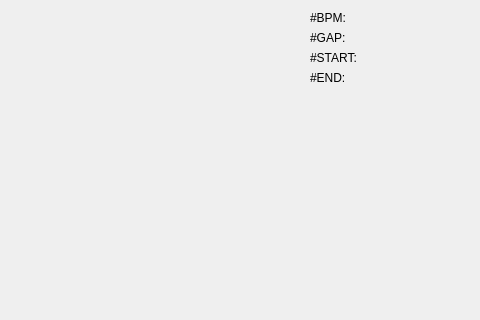
Before: the Qt Designer form src/usdb_syncer/gui/forms/PreviewDialog.ui in bohning/usdb_syncer, drawn with Qt 5; both pictures show x 720 to 1200 and y 0 to 320 of the 1200 by 600 pixel window.
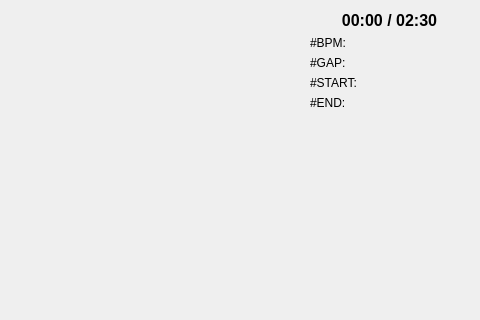
After: the same form once the commit is applied. Icons and pictures are not drawn.

Commit message: Add current time label

Patch:
```diff
--- a/src/usdb_syncer/gui/forms/PreviewDialog.ui
+++ b/src/usdb_syncer/gui/forms/PreviewDialog.ui
@@ -154,6 +154,22 @@
    </item>
    <item>
     <layout class="QVBoxLayout" name="layout_extra">
+     <item>
+      <widget class="QLabel" name="label_time">
+       <property name="font">
+        <font>
+         <pointsize>12</pointsize>
+         <bold>true</bold>
+        </font>
+       </property>
+       <property name="text">
+        <string>00:00 / 02:30</string>
+       </property>
+       <property name="alignment">
+        <set>Qt::AlignmentFlag::AlignCenter</set>
+       </property>
+      </widget>
+     </item>
      <item>
       <widget class="QLabel" name="label_bpm">
        <property name="text">
```
Left out of the diff: 124 changed lines with no effect on the pictures. The commit also changes 1 other file.
